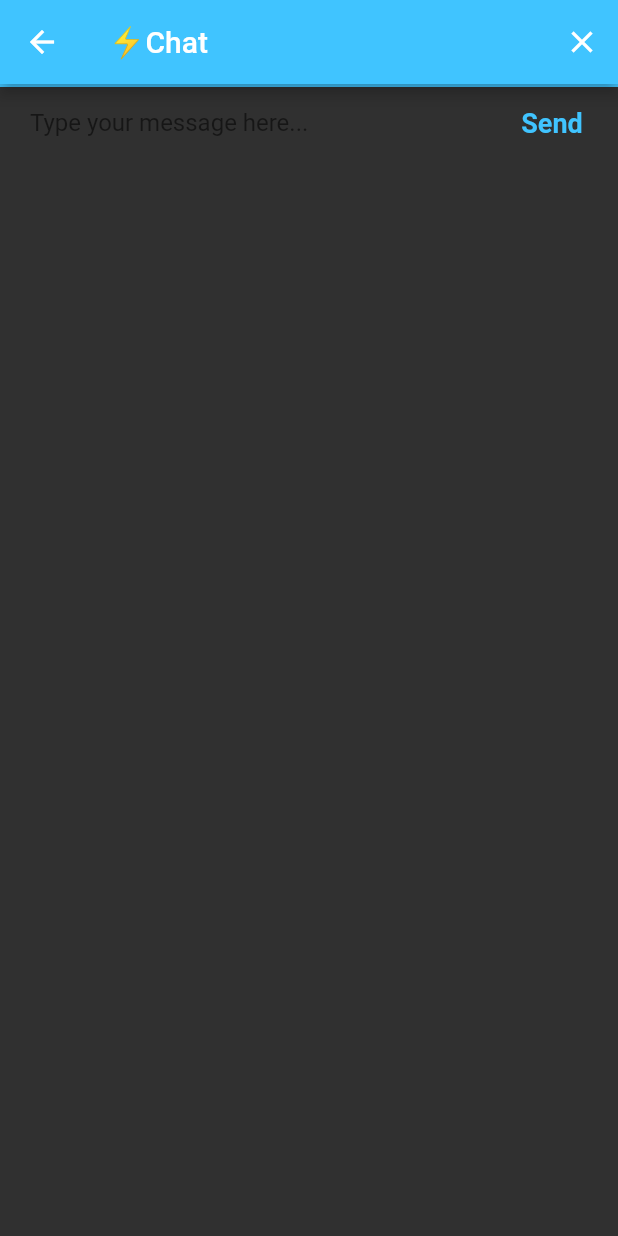
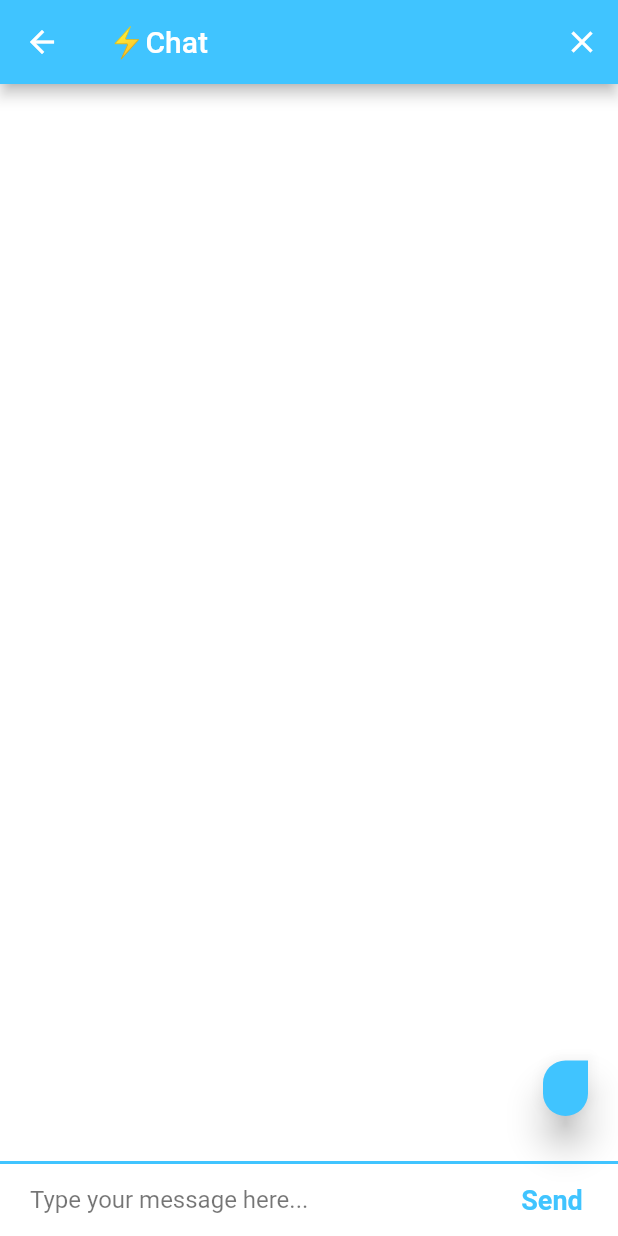
Before and after one commit to eviskum/flutter_course_flash_chat, a Flutter app: the ChatScreen screen opened by its route, after a tap on "Send", on a phone screen of 412 x 824 dp. Run offline on Flutter 3.47's test engine with Material 2 defaults, Android fonts, the phone set to English and light mode, and no system bars; our stand-ins replace animated_text_kit, cloud_firestore, firebase_auth, firebase_core, loading_overlay; accounts and stored records are empty.

Commit message:
Chat screen finalized

```diff
--- a/lib/screens/chat_screen.dart
+++ b/lib/screens/chat_screen.dart
@@ -1,5 +1,8 @@
+import 'package:cloud_firestore/cloud_firestore.dart';
+import 'package:firebase_auth/firebase_auth.dart';
 import 'package:flutter/material.dart';
 import 'package:flutter_course_flash_chat/constants.dart';
+import 'package:flutter_course_flash_chat/widgets/message_bubble.dart';
 
 class ChatScreen extends StatefulWidget {
   static const String routeName = '/chat';
@@ -9,16 +12,40 @@
 }
 
 class _ChatScreenState extends State<ChatScreen> {
+  final _auth = FirebaseAuth.instance;
+  final _firestore = FirebaseFirestore.instance;
+  final _textEditingController = TextEditingController();
+  User? loggedInUser;
+  String? messageTxt;
+
+  @override
+  void initState() {
+    super.initState();
+    getCurrentUser();
+  }
+
+  void getCurrentUser() {
+    loggedInUser = _auth.currentUser;
+  }
+
+  // void messageStream() async {
+  //   _firestore.collection('messages').snapshots().listen((event) {
+  //     event.
+  //   })
+  // }
+
   @override
   Widget build(BuildContext context) {
     return Scaffold(
+      backgroundColor: Colors.white,
       appBar: AppBar(
         leading: null,
         actions: <Widget>[
           IconButton(
               icon: Icon(Icons.close),
               onPressed: () {
-                //Implement logout functionality
+                _auth.signOut();
+                Navigator.of(context).pop();
               }),
         ],
         title: Text('⚡️Chat'),
@@ -29,21 +56,35 @@
           mainAxisAlignment: MainAxisAlignment.spaceBetween,
           crossAxisAlignment: CrossAxisAlignment.stretch,
           children: <Widget>[
-            Container(
+            messagesStream(),
+            messageInput(),
+          ],
+        ),
+      ),
+    );
+  }
+
+  Container messageInput() {
+    return Container(
       decoration: kMessageContainerDecoration,
       child: Row(
         crossAxisAlignment: CrossAxisAlignment.center,
         children: <Widget>[
           Expanded(
             child: TextField(
+              controller: _textEditingController,
               onChanged: (value) {
-                        //Do something with the user input.
+                messageTxt = value;
               },
               decoration: kMessageTextFieldDecoration,
             ),
           ),
           FlatButton(
             onPressed: () {
+              _textEditingController.clear();
+              _firestore
+                  .collection('messages')
+                  .add({'sender': loggedInUser!.email ?? 'no email', 'text': messageTxt ?? ''});
               //Implement send functionality.
             },
             child: Text(
@@ -53,10 +94,35 @@
           ),
         ],
       ),
-            ),
-          ],
-        ),
-      ),
     );
   }
+
+  StreamBuilder<QuerySnapshot<Object?>> messagesStream() {
+    return StreamBuilder<QuerySnapshot>(
+        stream: _firestore.collection('messages').snapshots(),
+        builder: (context, snapshot) {
+          if (snapshot.connectionState == ConnectionState.waiting || !snapshot.hasData) {
+            return const Center(child: CircularProgressIndicator());
           }
+          List<MessageBubble> messageWidgets = [];
+          final messages = snapshot.data!.docs.reversed;
+          for (var message in messages) {
+            final messageData = message.data() as Map<String, dynamic>;
+            final messageTxt = messageData['text'] as String;
+            final messageSender = messageData['sender'] as String;
+            final messageWidget = MessageBubble(
+                messageTxt: messageTxt,
+                messageSender: messageSender,
+                isCurrentUser: loggedInUser!.email == messageSender);
+            messageWidgets.add(messageWidget);
+          }
+          // return Column(crossAxisAlignment: CrossAxisAlignment.stretch, children: messageWidgets);
+          return Expanded(
+              child: ListView(
+            reverse: true,
+            padding: EdgeInsets.symmetric(horizontal: 10.0, vertical: 20.0),
+            children: messageWidgets,
+          ));
+        });
+  }
+}
--- /dev/null
+++ b/lib/widgets/message_bubble.dart
@@ -0,0 +1,40 @@
+import 'package:flutter/material.dart';
+
+class MessageBubble extends StatelessWidget {
+  const MessageBubble({Key? key, required this.messageTxt, required this.messageSender, required this.isCurrentUser})
+      : super(key: key);
+
+  final String messageTxt;
+  final String messageSender;
+  final bool isCurrentUser;
+
+  @override
+  Widget build(BuildContext context) {
+    return Padding(
+      padding: const EdgeInsets.all(10.0),
+      child: Column(
+        crossAxisAlignment: isCurrentUser ? CrossAxisAlignment.end : CrossAxisAlignment.start,
+        children: [
+          Text('$messageSender', style: TextStyle(fontSize: 12.0, color: Colors.black54)),
+          Material(
+            color: isCurrentUser ? Colors.lightBlueAccent : Colors.white,
+            elevation: 10.0,
+            borderRadius: BorderRadius.only(
+              topLeft: isCurrentUser ? Radius.circular(30) : Radius.zero,
+              topRight: isCurrentUser ? Radius.zero : Radius.circular(30),
+              bottomLeft: Radius.circular(30),
+              bottomRight: Radius.circular(30),
+            ),
+            child: Padding(
+              padding: const EdgeInsets.symmetric(vertical: 10.0, horizontal: 15.0),
+              child: Text(
+                '$messageTxt',
+                style: TextStyle(color: isCurrentUser ? Colors.white : Colors.black54, fontSize: 15.0),
+              ),
+            ),
+          ),
+        ],
+      ),
+    );
+  }
+}
--- a/pubspec.yaml
+++ b/pubspec.yaml
@@ -34,6 +34,7 @@
   firebase_core: ^1.10.0
   flutter:
     sdk: flutter
+  loading_overlay: ^0.3.0
 
 dev_dependencies:
   flutter_lints: ^1.0.0
```
Also changed, not shown: lib/main.dart (+17 -3 lines), lib/screens/login_screen.dart (+42 -6 lines), lib/screens/registration_screen.dart (+36 -3 lines), pubspec.lock. Lines whose indentation alone changed are shown as unchanged.
